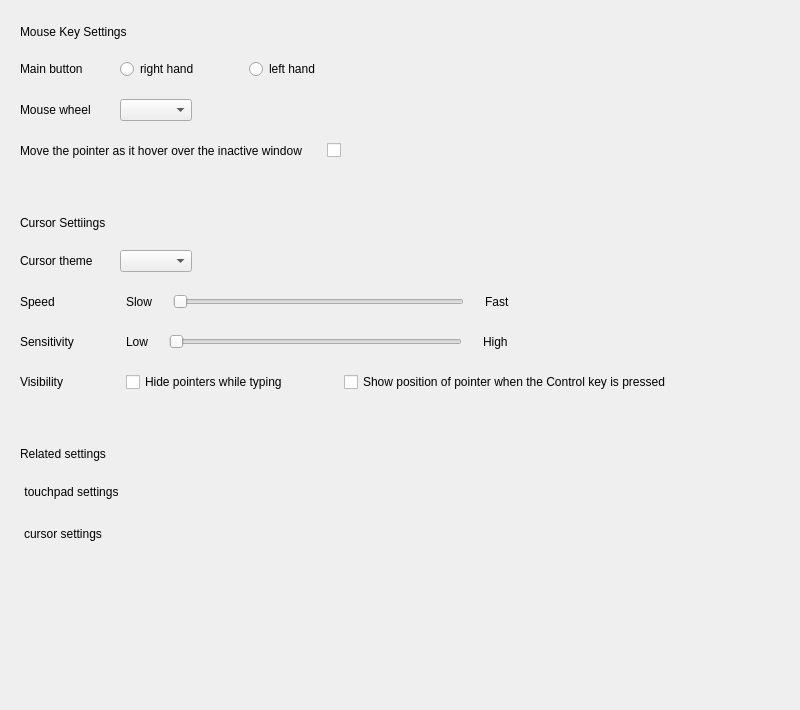
Old version of the form plugins/devices/mousecontrol/mousecontrol.ui in the repository ukui/ukui-control-center.
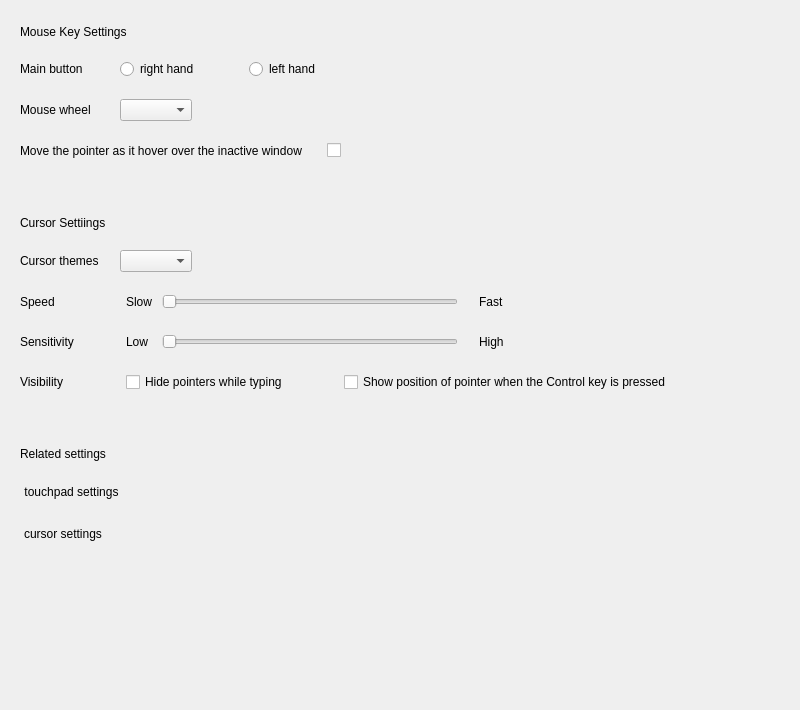
New version of the form.

```diff
--- a/plugins/devices/mousecontrol/mousecontrol.ui
+++ b/plugins/devices/mousecontrol/mousecontrol.ui
@@ -334,7 +334,7 @@
             </size>
            </property>
            <property name="text">
-            <string>Cursor theme </string>
+            <string>Cursor themes</string>
            </property>
            <property name="scaledContents">
             <bool>true</bool>
@@ -429,6 +429,18 @@
              <verstretch>0</verstretch>
             </sizepolicy>
            </property>
+           <property name="minimumSize">
+            <size>
+             <width>30</width>
+             <height>0</height>
+            </size>
+           </property>
+           <property name="maximumSize">
+            <size>
+             <width>30</width>
+             <height>16777215</height>
+            </size>
+           </property>
            <property name="text">
             <string>Slow</string>
            </property>
@@ -437,22 +449,6 @@
            </property>
           </widget>
          </item>
-         <item>
-          <spacer name="horizontalSpacer_13">
-           <property name="orientation">
-            <enum>Qt::Horizontal</enum>
-           </property>
-           <property name="sizeType">
-            <enum>QSizePolicy::Fixed</enum>
-           </property>
-           <property name="sizeHint" stdset="0">
-            <size>
-             <width>15</width>
-             <height>20</height>
-            </size>
-           </property>
-          </spacer>
-         </item>
          <item>
           <widget class="QSlider" name="speedSlider">
            <property name="minimum">
@@ -557,6 +553,18 @@
              <verstretch>0</verstretch>
             </sizepolicy>
            </property>
+           <property name="minimumSize">
+            <size>
+             <width>30</width>
+             <height>0</height>
+            </size>
+           </property>
+           <property name="maximumSize">
+            <size>
+             <width>30</width>
+             <height>16777215</height>
+            </size>
+           </property>
            <property name="text">
             <string>Low</string>
            </property>
@@ -565,22 +573,6 @@
            </property>
           </widget>
          </item>
-         <item>
-          <spacer name="horizontalSpacer_15">
-           <property name="orientation">
-            <enum>Qt::Horizontal</enum>
-           </property>
-           <property name="sizeType">
-            <enum>QSizePolicy::Fixed</enum>
-           </property>
-           <property name="sizeHint" stdset="0">
-            <size>
-             <width>15</width>
-             <height>20</height>
-            </size>
-           </property>
-          </spacer>
-         </item>
          <item>
           <widget class="QSlider" name="sensitivitySlider">
            <property name="minimum">
```
Left out of the diff: 2 changed lines with no effect on the pictures.
